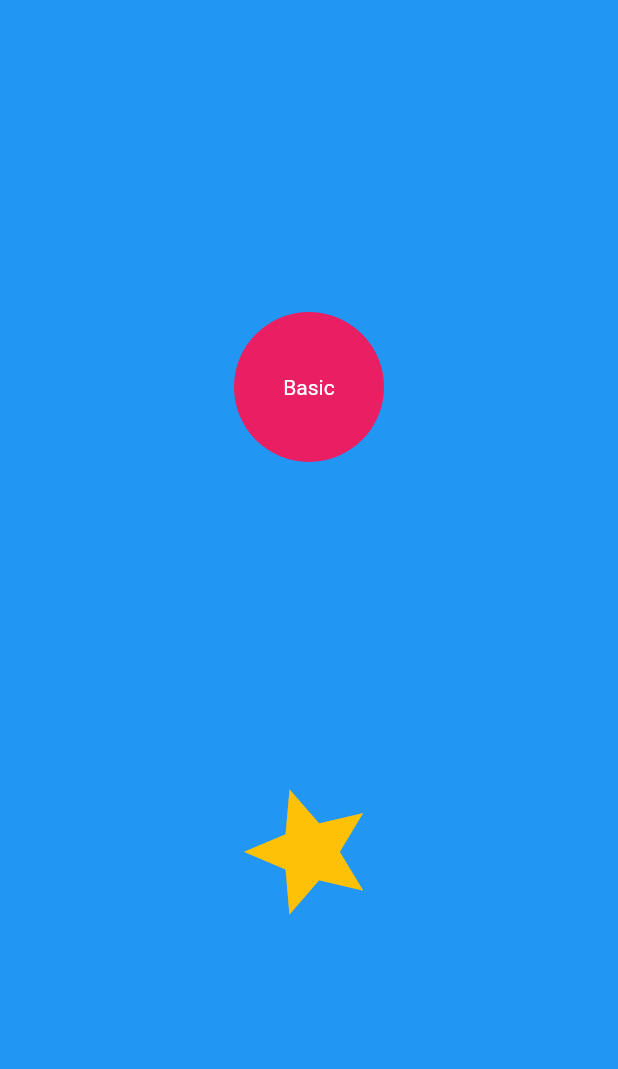
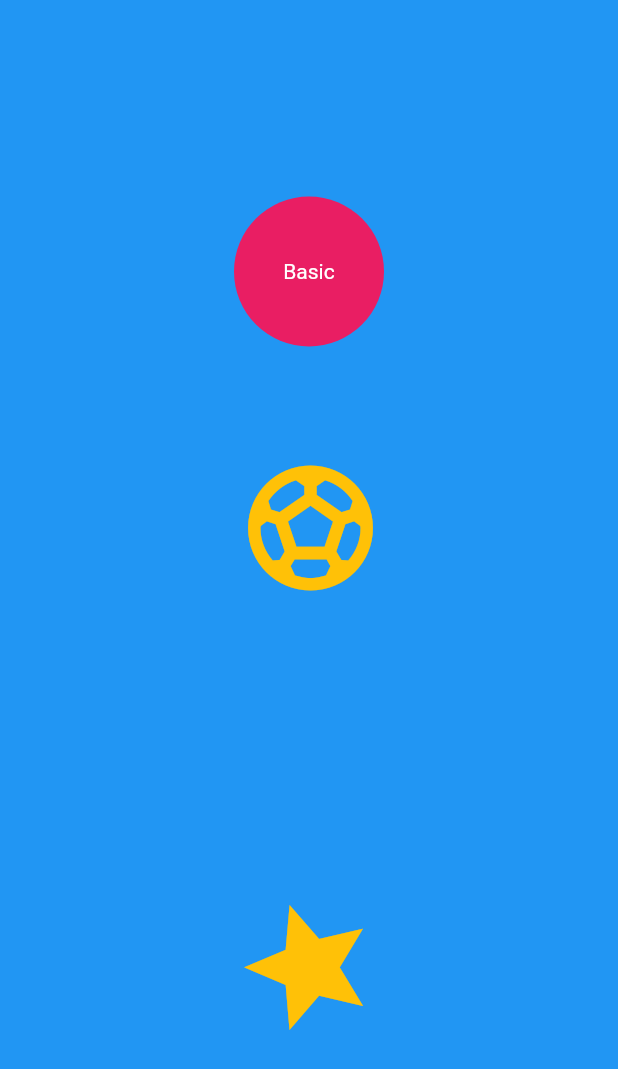
Before and after one commit to BarkaBoss/Flutter-Animation, a Flutter app: the screen it shows after launch, on a phone screen of 412 x 824 dp. Shown: the top 1069 px of the screen. Run offline on Flutter 3.47's test engine with Material 2 defaults, Android fonts, the phone set to English and light mode, and no system bars.

Commit message:
Fixed Color

```diff
--- a/lib/pages/home_page.dart
+++ b/lib/pages/home_page.dart
@@ -7,10 +7,11 @@ class HomePage extends StatefulWidget {
   State<StatefulWidget> createState() => _HomeState();
 }
 
-class _HomeState extends State<HomePage> with SingleTickerProviderStateMixin {
+class _HomeState extends State<HomePage> with TickerProviderStateMixin {
   double _buttonRadius = 100;
   final Tween<double> _backgroundScale = Tween<double>(begin: 0.0, end: 1.0);
   AnimationController? _starAnimationController;
+  AnimationController? _imageAnimationController;
 
   @override
   void initState() {
@@ -19,6 +20,10 @@ class _HomeState extends State<HomePage> with SingleTickerProviderStateMixin {
         AnimationController(vsync: this, duration: const Duration(seconds: 4));
 
     _starAnimationController!.repeat();
+
+    _imageAnimationController =
+        AnimationController(vsync: this, duration: const Duration(seconds: 2));
+    _imageAnimationController!.forward();
   }
 
   @override
@@ -33,12 +38,25 @@ class _HomeState extends State<HomePage> with SingleTickerProviderStateMixin {
               mainAxisAlignment: MainAxisAlignment.spaceEvenly,
               mainAxisSize: MainAxisSize.max,
               crossAxisAlignment: CrossAxisAlignment.center,
-              children: [_circularAnimationButton(), _starIconAnimation()],
+              children: [_circularAnimationButton(), _imageAnimation(), _starIconAnimation()],
             )
           ],
         ),
       ),
     );
+  }
+
+  Widget _imageAnimation() {
+    return AnimatedBuilder(
+        animation: _imageAnimationController!.view,
+        builder: (buildContext, child) {
+          return Transform.translate(offset: Offset(_imageAnimationController!.value, _imageAnimationController!.value * -60,), child: child,);
+        },
+        child: const Icon(
+          Icons.sports_soccer,
+          size: 100,
+          color: Colors.amber,
+        ));
   }
 
   Widget _starIconAnimation() {
@@ -61,7 +79,7 @@ class _HomeState extends State<HomePage> with SingleTickerProviderStateMixin {
     return TweenAnimationBuilder(
         tween: _backgroundScale,
         curve: Curves.easeInOutCubicEmphasized,
-        duration: const Duration(seconds: 1),
+        duration: const Duration(seconds: 2),
         builder: (context, double scale, child) {
           return Transform.scale(scale: scale, child: child);
         },
```
Also changed, not shown: pubspec.lock, 3 other files.
